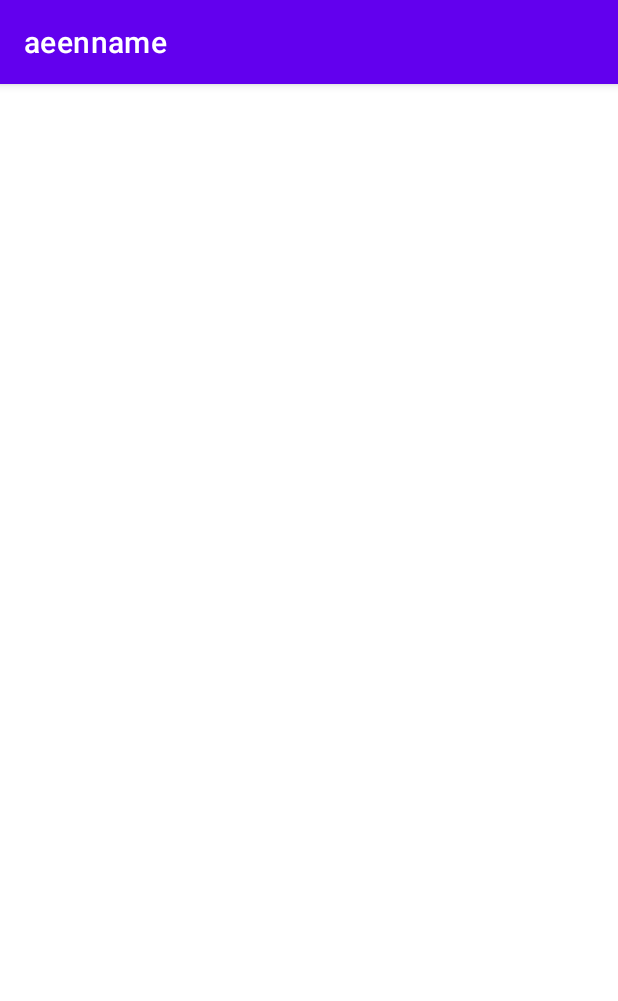
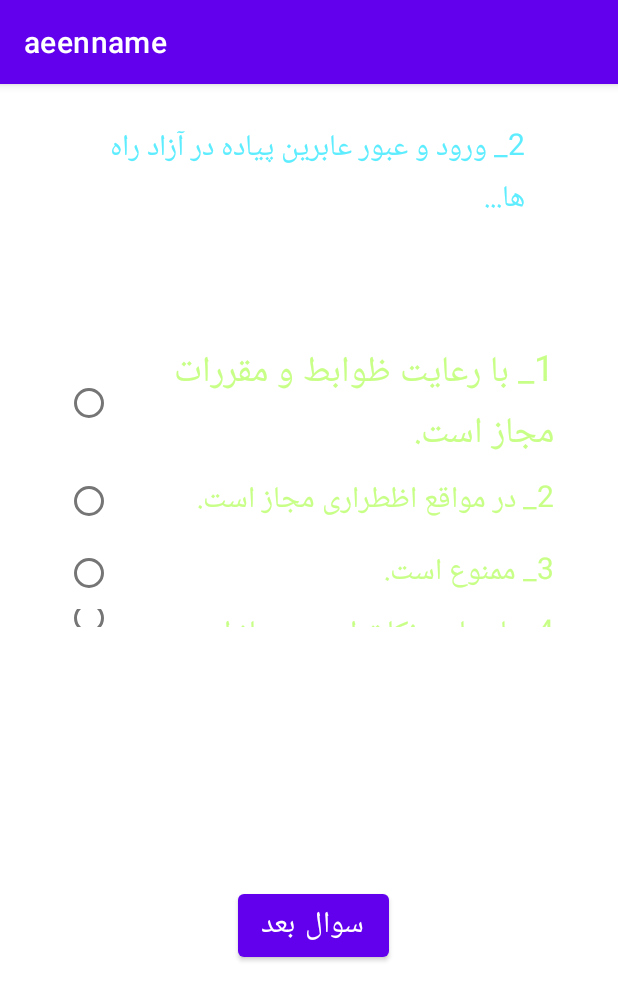
Before and after one commit to RezaRezaeian/android-tamrin1, an Android app: the MainActivity2 screen opened directly, with no data from a screen before it, after a tap on "سوال بعد", on a phone screen of 412 x 824 dp. Shown: the top 1001 px of the screen. Run offline under Robolectric (Android 15) with nearby library versions, the phone set to English and light mode, and no system bars.

Commit message:
MainActivity3 changes

```diff
--- a/app/src/main/AndroidManifest.xml
+++ b/app/src/main/AndroidManifest.xml
@@ -12,6 +12,9 @@
         android:theme="@style/Theme.Aeenname"
         tools:targetApi="31">
         <activity
+            android:name=".MainActivity4"
+            android:exported="false" />
+        <activity
             android:name=".MainActivity3"
             android:exported="false" />
         <activity
@@ -19,9 +22,6 @@
             android:exported="false" />
         <activity
             android:name=".MainActivity5"
-            android:exported="false" />
-        <activity
-            android:name=".MainActivity4"
             android:exported="false" />
         <activity
             android:name=".MainActivity2"
--- a/app/src/main/java/com/example/aeenname/MainActivity2.java
+++ b/app/src/main/java/com/example/aeenname/MainActivity2.java
@@ -28,28 +28,22 @@ public class MainActivity2 extends AppCompatActivity {
                 TestsNumber++;
                 if (btnTrue.isChecked()) {
                     ++True;
-                    Intent intentok=new Intent (MainActivity2.this,MainActivity3.class);
-                    intentok.putExtra("true answer",True);
-                    intentok.putExtra("false answer",False);
-                    intentok.putExtra("tests number",TestsNumber);
-                    startActivity(intentok);
+                    Intent intentOk=new Intent (MainActivity2.this,MainActivity3.class);
+                    intentOk.putExtra("true answer",True);
+                    intentOk.putExtra("false answer",False);
+                    intentOk.putExtra("tests number",TestsNumber);
+                    startActivity(intentOk);
                     Toast.makeText(MainActivity2.this, "صحیح", Toast.LENGTH_SHORT).show();
                 }   else {
                     ++False;
-                    Intent intentfalse=new Intent (MainActivity2.this,MainActivity3.class);
-                    intentfalse.putExtra("false answer",False);
-                    intentfalse.putExtra("true answer",True);
-                    intentfalse.putExtra("tests number",TestsNumber);
-                    startActivity(intentfalse);
+                    Intent intentFalse=new Intent (MainActivity2.this,MainActivity3.class);
+                    intentFalse.putExtra("false answer",False);
+                    intentFalse.putExtra("true answer",True);
+                    intentFalse.putExtra("tests number",TestsNumber);
+                    startActivity(intentFalse);
                     Toast.makeText(MainActivity2.this, "غلط", Toast.LENGTH_SHORT).show();
                 }
             }
         });
-
-
-/*
-  if (rbutton.isChecked())
-                    Toast.makeText(MainActivity2.this,"درسته",Toast.LENGTH_LONG).show();
- */
     }
 }
--- a/app/src/main/res/layout/activity_main3.xml
+++ b/app/src/main/res/layout/activity_main3.xml
@@ -4,6 +4,94 @@
     xmlns:tools="http://schemas.android.com/tools"
     android:layout_width="match_parent"
     android:layout_height="match_parent"
-    tools:context=".MainActivity3">
+    tools:context=".MainActivity2">
+
+    <TextView
+        android:id="@+id/textView"
+        android:layout_width="287dp"
+        android:layout_height="60dp"
+        android:text="2_ ورود و عبور عابرین پیاده در آزاد راه ها..."
+        android:textColor="#5EEDFF"
+        android:textSize="20sp"
+        app:layout_constraintBottom_toTopOf="@+id/radioGroup"
+        app:layout_constraintEnd_toEndOf="parent"
+        app:layout_constraintStart_toStartOf="parent"
+        app:layout_constraintTop_toTopOf="parent"
+        app:layout_constraintVertical_bias="0.233" />
+
+    <RadioGroup
+        android:id="@+id/radioGroup"
+        android:layout_width="326dp"
+        android:layout_height="190dp"
+        app:layout_constraintBottom_toTopOf="@+id/btnNext"
+        app:layout_constraintEnd_toEndOf="parent"
+        app:layout_constraintStart_toStartOf="parent"
+        app:layout_constraintTop_toTopOf="parent">
+
+        <RadioButton
+            android:id="@+id/radioButton"
+            android:layout_width="match_parent"
+            android:layout_height="wrap_content"
+            android:text="1_ با رعایت ظوابط و مقررات مجاز است."
+            android:textColor="#C8FF87"
+            android:textDirection="rtl"
+            android:textSize="24sp"
+            app:layout_constraintBottom_toBottomOf="parent"
+            app:layout_constraintEnd_toEndOf="parent"
+            app:layout_constraintStart_toStartOf="parent"
+            app:layout_constraintTop_toTopOf="parent" />
+
+        <RadioButton
+            android:id="@+id/radioButton2"
+            android:layout_width="match_parent"
+            android:layout_height="wrap_content"
+            android:text="2_ در مواقع اظطراری مجاز است."
+            android:textColor="#C8FF87"
+            android:textDirection="rtl"
+            android:textSize="20sp"
+            app:layout_constraintBottom_toBottomOf="parent"
+            app:layout_constraintEnd_toEndOf="parent"
+            app:layout_constraintStart_toStartOf="parent"
+            app:layout_constraintTop_toTopOf="parent" />
+
+        <RadioButton
+            android:id="@+id/radioButton3"
+            android:layout_width="match_parent"
+            android:layout_height="wrap_content"
+            android:text="3_ ممنوع است."
+            android:textColor="#C8FF87"
+            android:textDirection="rtl"
+            android:textSize="20sp"
+            app:layout_constraintBottom_toBottomOf="parent"
+            app:layout_constraintEnd_toEndOf="parent"
+            app:layout_constraintStart_toStartOf="parent"
+            app:layout_constraintTop_toTopOf="parent" />
+
+        <RadioButton
+            android:id="@+id/radioButton4"
+            android:layout_width="match_parent"
+            android:layout_height="wrap_content"
+            android:text="4_ با رعایت نکات ایمنی مجاز است."
+            android:textColor="#C8FF87"
+            android:textDirection="rtl"
+            android:textSize="20sp"
+            app:layout_constraintBottom_toBottomOf="parent"
+            app:layout_constraintEnd_toEndOf="parent"
+            app:layout_constraintStart_toStartOf="parent"
+            app:layout_constraintTop_toTopOf="parent" />
+    </RadioGroup>
+
+    <Button
+        android:id="@+id/btnNext"
+        android:layout_width="wrap_content"
+        android:layout_height="wrap_content"
+        android:text="سوال بعد"
+        android:textSize="20sp"
+        app:layout_constraintBottom_toBottomOf="parent"
+        app:layout_constraintEnd_toEndOf="parent"
+        app:layout_constraintHorizontal_bias="0.509"
+        app:layout_constraintStart_toStartOf="parent"
+        app:layout_constraintTop_toTopOf="parent"
+        app:layout_constraintVertical_bias="0.748" />
 
 </androidx.constraintlayout.widget.ConstraintLayout>
```
Also changed, not shown: app/src/main/java/com/example/aeenname/MainActivity3.java (+39 -0 lines), app/src/main/java/com/example/aeenname/MainActivity4.java (added, +14 -0 lines), app/src/main/res/layout/activity_main4.xml (added, +9 -0 lines).
